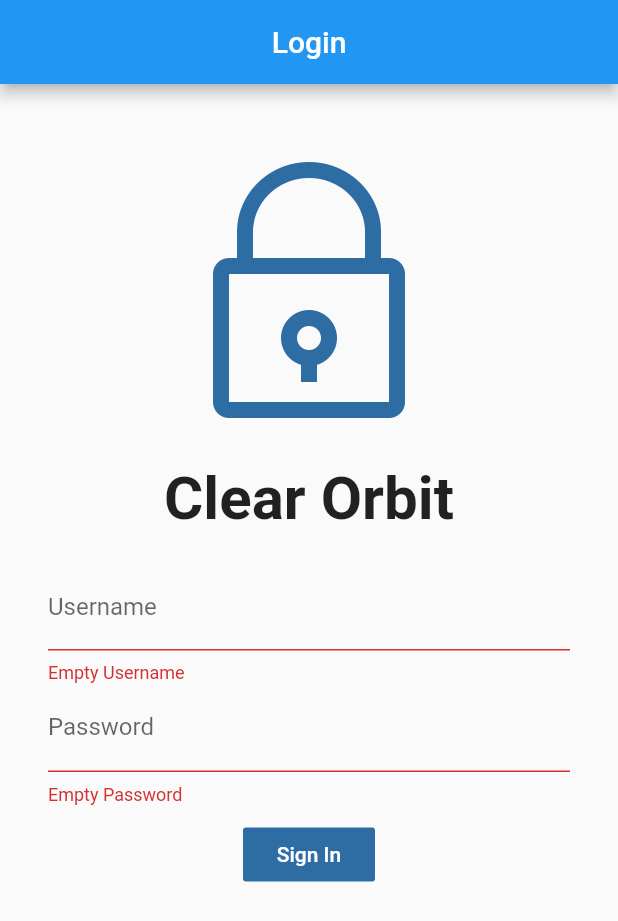
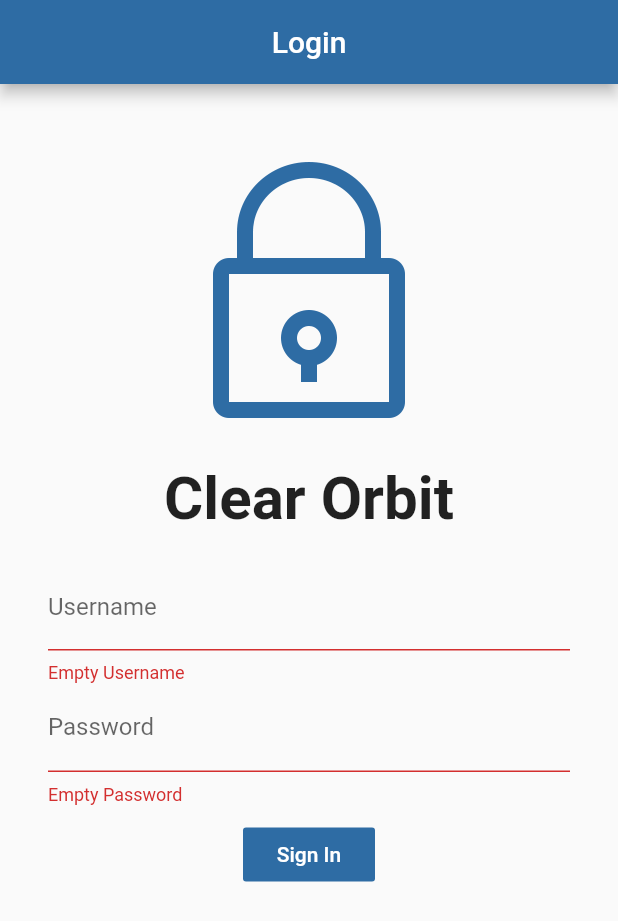
Before and after one commit to SeniorProj19/FacialRecognition, a Flutter app: the screen it shows after launch, after a tap on "Sign In", on a phone screen of 412 x 824 dp. Shown: the top 921 px of the screen. Run offline on Flutter 3.47's test engine with Material 2 defaults, Android fonts, the phone set to English and light mode, and no system bars; our stand-ins replace camera, expandable, image_picker, shared_preferences; missing offline and left inert: dart:ffi, flutter_ble.

Commit message:
Appearances Update

```diff
--- a/FlutterPluginPlayground-master/lib/main.dart
+++ b/FlutterPluginPlayground-master/lib/main.dart
@@ -18,9 +18,9 @@ void main() async {
 
   runApp(MaterialApp(
     debugShowCheckedModeBanner: false,
-    title: 'Clear Orbit Prototype',
+    title: 'Clear Orbit',
     theme: ThemeData(
-      primarySwatch: Colors.blue,
+      primaryColor: Colors.black
     ),
     home: home,
     routes:{
--- a/FlutterPluginPlayground-master/lib/models/account.dart
+++ b/FlutterPluginPlayground-master/lib/models/account.dart
@@ -24,6 +24,8 @@ class Account{
   final String email;
   final String company;
   final String job;
+  final String about;
+  final String city;
   final String base64Image;
   bool loaded = false;
 
@@ -35,6 +37,8 @@ class Account{
     this.email,
     this.job,
     this.company,
+    this.about,
+    this.city,
     this.base64Image,
 
   });
@@ -48,6 +52,8 @@ class Account{
       email: json['email'],
       company: json['curr_company'],
       job: json['job_title'],
+      about: json['about_me'],
+      city: json['city'],
       base64Image: json['profile_pic'],
     );
   }
--- a/FlutterPluginPlayground-master/lib/pages/app_view.dart
+++ b/FlutterPluginPlayground-master/lib/pages/app_view.dart
@@ -56,7 +56,7 @@ class _app_view_state extends APIState {
     return Scaffold(
       appBar: AppBar(
         centerTitle: true,
-        title: Text('Clear Orbit Prototype'),
+        title: Text('Clear Orbit'),
         actions: <Widget>[
           IconButton(
             icon: Icon(Icons.clear),
--- a/FlutterPluginPlayground-master/lib/pages/camera_view.dart
+++ b/FlutterPluginPlayground-master/lib/pages/camera_view.dart
@@ -138,6 +138,7 @@ class Camera_viewState extends APIState {
   Widget build(BuildContext context) {
     // TODO: implement build
     return new MaterialApp(
+      debugShowCheckedModeBanner: false,
         home: new Scaffold(
           body: new Center(
               child: new FlatButton(onPressed:(){
@@ -149,6 +150,7 @@ class Camera_viewState extends APIState {
           ),
           floatingActionButton: new FloatingActionButton(onPressed:test,
             tooltip: 'Pick Image',
+            backgroundColor: Color.fromRGBO(46, 108, 164, 1),
             child: new Icon(Icons.camera),),
         ));
   }
--- a/FlutterPluginPlayground-master/lib/pages/sign_in_page.dart
+++ b/FlutterPluginPlayground-master/lib/pages/sign_in_page.dart
@@ -4,7 +4,6 @@ import 'package:flutter_plugin_playground/services/API.dart';
 import 'package:flutter/material.dart';
 import 'package:flutter_plugin_playground/services/main.dart';
 import 'package:shared_preferences/shared_preferences.dart';
-import 'dart:convert' as convert;
 
 class LoginPage extends API {
   @override
--- a/FlutterPluginPlayground-master/lib/services/API.dart
+++ b/FlutterPluginPlayground-master/lib/services/API.dart
@@ -249,7 +249,7 @@ class APIState extends State<API> {
       home: new Scaffold(
         resizeToAvoidBottomPadding: false,
         key: scaffoldKey,
-        appBar: new AppBar(centerTitle: true, title: Text(appBarTitle)),
+        appBar: new AppBar(centerTitle: true, title: Text(appBarTitle), backgroundColor: Color.fromRGBO(46, 108, 164, 1),),
         body: new Center(
             child:
                 getForm()), // This trailing comma makes auto-formatting nicer for build methods.
```
Also changed, not shown: FlutterPluginPlayground-master/lib/pages/connections_view.dart (+30 -7 lines).
